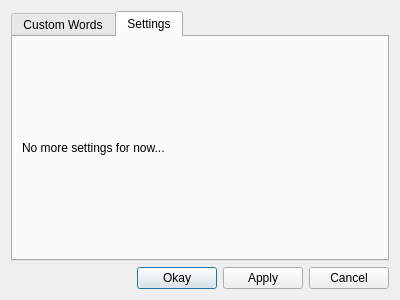
Above: settings.ui from nyov/writetype before the change. Below: the same form after it.
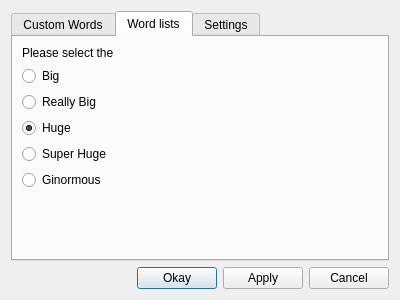
That is the form after the change.

Commit message: Switch the word list in the settings; better storage for custom words with qsettings engine in platformsettings

```diff
--- a/settings.ui
+++ b/settings.ui
@@ -52,6 +52,74 @@
        </item>
       </layout>
      </widget>
+     <widget class="QWidget" name="tab">
+      <attribute name="title">
+       <string>Word lists</string>
+      </attribute>
+      <layout class="QVBoxLayout" name="verticalLayout_7">
+       <item>
+        <widget class="QLabel" name="label_3">
+         <property name="text">
+          <string>Please select the </string>
+         </property>
+        </widget>
+       </item>
+       <item>
+        <widget class="QRadioButton" name="wordListSize1">
+         <property name="text">
+          <string>Big</string>
+         </property>
+        </widget>
+       </item>
+       <item>
+        <widget class="QRadioButton" name="wordListSize2">
+         <property name="text">
+          <string>Really Big</string>
+         </property>
+        </widget>
+       </item>
+       <item>
+        <widget class="QRadioButton" name="wordListSize3">
+         <property name="text">
+          <string>Huge</string>
+         </property>
+         <property name="checked">
+          <bool>true</bool>
+         </property>
+        </widget>
+       </item>
+       <item>
+        <widget class="QRadioButton" name="wordListSize4">
+         <property name="text">
+          <string>Super Huge</string>
+         </property>
+        </widget>
+       </item>
+       <item>
+        <widget class="QRadioButton" name="wordListSize5">
+         <property name="text">
+          <string>Ginormous</string>
+         </property>
+         <property name="checked">
+          <bool>false</bool>
+         </property>
+        </widget>
+       </item>
+       <item>
+        <spacer name="verticalSpacer">
+         <property name="orientation">
+          <enum>Qt::Vertical</enum>
+         </property>
+         <property name="sizeHint" stdset="0">
+          <size>
+           <width>20</width>
+           <height>40</height>
+          </size>
+         </property>
+        </spacer>
+       </item>
+      </layout>
+     </widget>
      <widget class="QWidget" name="settingsTab">
       <attribute name="title">
        <string>Settings</string>
```
The commit also changes 11 other files.
